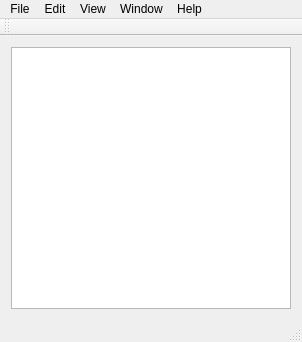
This is sim/qtna/mainwindow.ui in barbalet/apesdk as Qt 5 draws it before an edit. The edited form follows.
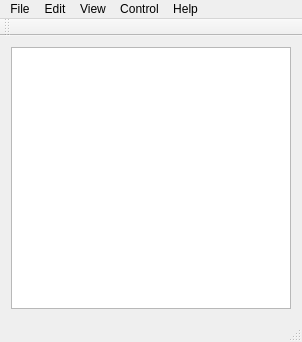
This is the edited form.

Patch:
```diff
--- a/sim/qtna/mainwindow.ui
+++ b/sim/qtna/mainwindow.ui
@@ -54,7 +54,7 @@
    </widget>
    <widget class="QMenu" name="menuWindow">
     <property name="title">
-     <string>Window</string>
+     <string>Control</string>
     </property>
    </widget>
    <widget class="QMenu" name="menuHelp">
```
Left out of the diff: 12 changed lines with no effect on the pictures.
